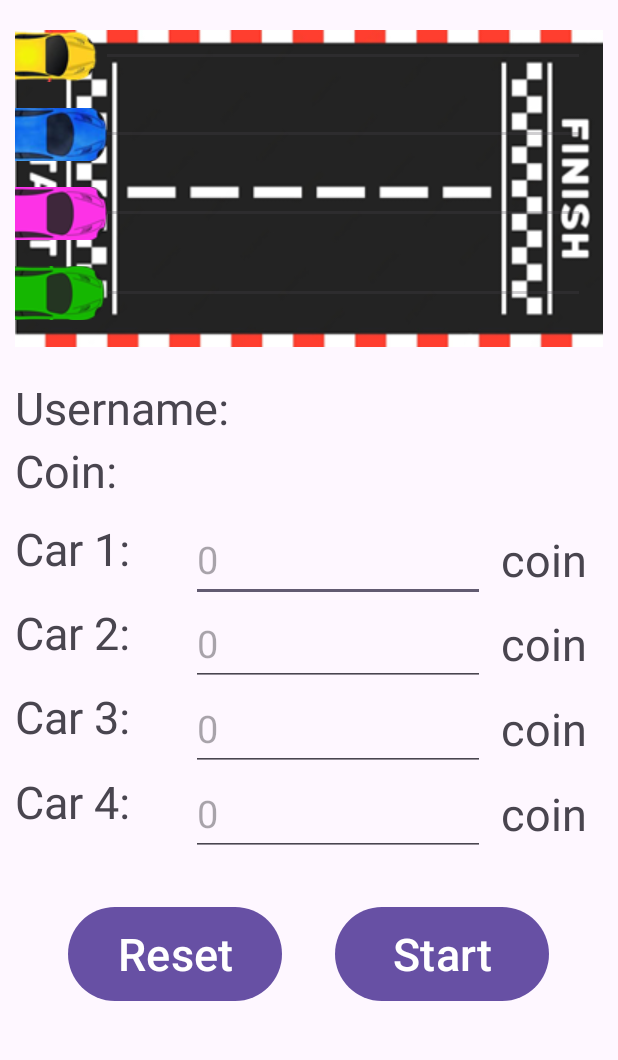
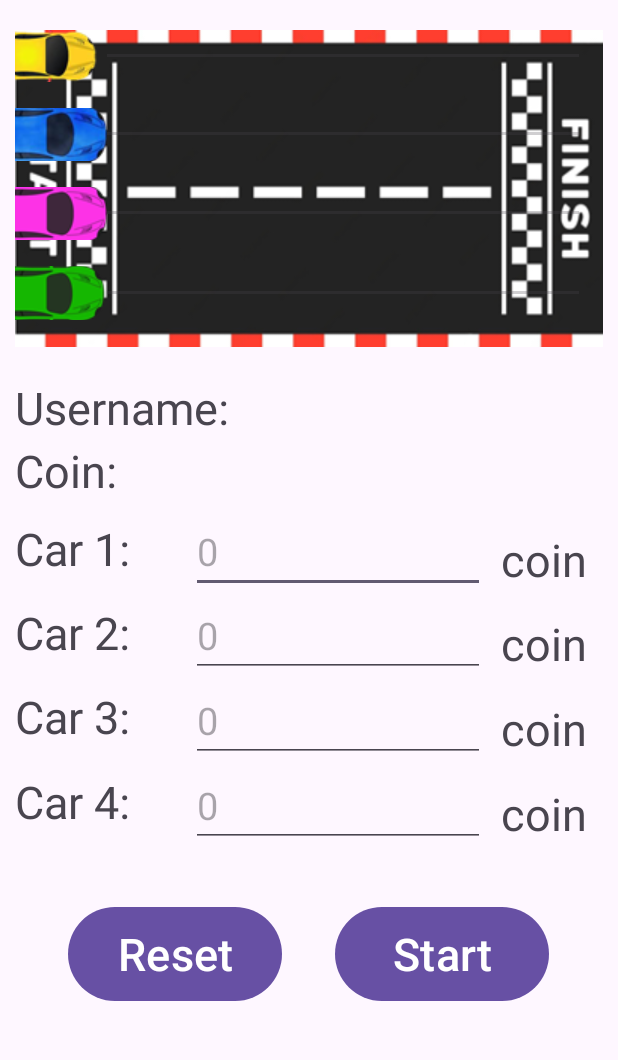
Before and after one commit to KenTheWhale/Android_Car_Racing, an Android app: the MainActivity screen opened directly, with no data from a screen before it, on a phone screen of 412 x 824 dp, the part 150-1210 px from its top. Run offline under Robolectric (Android 15) with nearby library versions, the light colour scheme and no system bars; 1 statement that could not run was skipped.

Commit message:
fix conflict

```diff
--- a/app/src/main/res/layout/main_activity.xml
+++ b/app/src/main/res/layout/main_activity.xml
@@ -133,7 +133,7 @@
             android:inputType="number"
             android:textSize="25sp"
             android:layout_width="0dp"
-            android:layout_height="match_parent"
+            android:layout_height="48dp"
             android:hint="0"
             android:layout_weight="5"/>
         <TextView
@@ -164,7 +164,7 @@
             android:inputType="number"
             android:textSize="25sp"
             android:layout_width="0dp"
-            android:layout_height="match_parent"
+            android:layout_height="48dp"
             android:hint="0"
             android:layout_weight="5"/>
         <TextView
@@ -195,7 +195,7 @@
             android:inputType="number"
             android:textSize="25sp"
             android:layout_width="0dp"
-            android:layout_height="match_parent"
+            android:layout_height="48dp"
             android:hint="0"
             android:layout_weight="5"/>
         <TextView
@@ -226,7 +226,7 @@
             android:inputType="number"
             android:textSize="25sp"
             android:layout_width="0dp"
-            android:layout_height="match_parent"
+            android:layout_height="48dp"
             android:hint="0"
             android:layout_weight="5"/>
         <TextView
```
